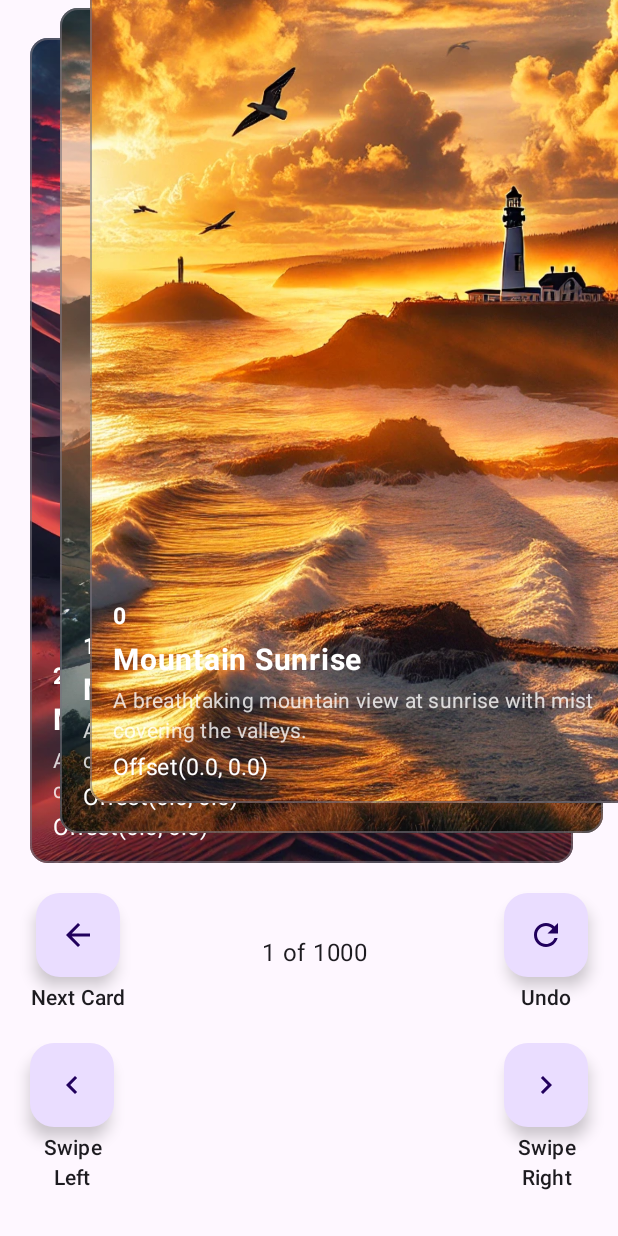
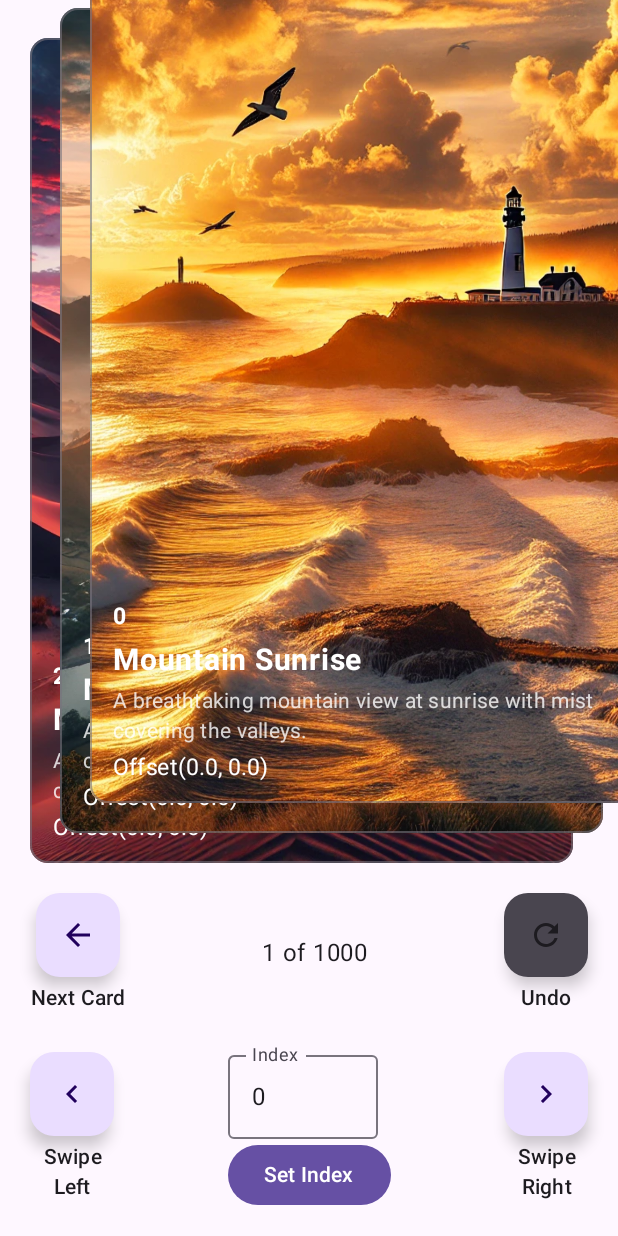
Before and after one commit to smartword-app/compose-swipeable-cards, an Android app built with Jetpack Compose: the screen it shows after launch (MainActivity), on a phone screen of 412 x 824 dp. Run offline under Robolectric (Android 15) with nearby library versions, the light colour scheme and no system bars; libraries missing offline, so code that uses them is left out: androidx.palette.graphics; 1 statement that could not run was skipped.

Commit message:
- Added functionality to set the current card index via an input field in the example app. - Updated the "Undo" button in the example to be disabled when there are no previous cards.

```diff
--- a/example/src/main/java/com/spartapps/swipeable/demo/cards_screen/CardsScreen.kt
+++ b/example/src/main/java/com/spartapps/swipeable/demo/cards_screen/CardsScreen.kt
@@ -8,16 +8,24 @@ import androidx.compose.foundation.layout.Spacer
 import androidx.compose.foundation.layout.fillMaxWidth
 import androidx.compose.foundation.layout.height
 import androidx.compose.foundation.layout.padding
+import androidx.compose.foundation.layout.width
 import androidx.compose.material.icons.Icons
 import androidx.compose.material.icons.automirrored.filled.ArrowBack
 import androidx.compose.material.icons.automirrored.filled.KeyboardArrowLeft
 import androidx.compose.material.icons.automirrored.filled.KeyboardArrowRight
 import androidx.compose.material.icons.outlined.Refresh
+import androidx.compose.material3.Button
 import androidx.compose.material3.FloatingActionButton
+import androidx.compose.material3.FloatingActionButtonDefaults
 import androidx.compose.material3.Icon
 import androidx.compose.material3.MaterialTheme
+import androidx.compose.material3.OutlinedTextField
 import androidx.compose.material3.Text
 import androidx.compose.runtime.Composable
+import androidx.compose.runtime.getValue
+import androidx.compose.runtime.mutableStateOf
+import androidx.compose.runtime.remember
+import androidx.compose.runtime.setValue
 import androidx.compose.ui.Alignment
 import androidx.compose.ui.Modifier
 import androidx.compose.ui.graphics.vector.ImageVector
@@ -38,6 +46,7 @@ fun ActionButton(
     onClick: () -> Unit,
     icon: ImageVector,
     text: String,
+    enabled: Boolean = true,
     contentDescription: String? = null
 ) {
     Column(
@@ -45,7 +54,12 @@ fun ActionButton(
         horizontalAlignment = Alignment.CenterHorizontally
     ) {
         FloatingActionButton(
-            onClick = onClick
+            onClick = onClick,
+            containerColor = if (enabled) {
+                FloatingActionButtonDefaults.containerColor
+            } else {
+                MaterialTheme.colorScheme.onSurfaceVariant
+            }
         ) {
             Icon(
                 imageVector = icon,
@@ -66,6 +80,8 @@ fun CardsScreen(
     data: List<CardData>,
     modifier: Modifier,
 ) {
+    var indexInput by remember { mutableStateOf(0.toString()) }
+
     val state = rememberSwipeableCardsState(
         itemCount = { data.size }
     )
@@ -110,7 +126,8 @@ fun CardsScreen(
             ActionButton(
                 onClick = { state.goBack() },
                 icon = Icons.Outlined.Refresh,
-                text = "Undo"
+                text = "Undo",
+                enabled = state.canSwipeBack.value,
             )
         }
         Spacer(modifier = Modifier.height(20.dp))
@@ -128,6 +145,24 @@ fun CardsScreen(
                 text = "Swipe\nLeft"
             )
 
+            Column {
+                OutlinedTextField(
+                    modifier = Modifier.width(100.dp),
+                    value = indexInput,
+                    onValueChange = { indexInput = it },
+                    label = { Text("Index") }
+                )
+                Button(
+                    onClick = {
+                        indexInput.toIntOrNull()?.let {
+                            state.setCurrentIndex(it)
+                        }
+                    }
+                ) {
+                    Text("Set Index")
+                }
+            }
+
             ActionButton(
                 onClick = { state.swipe(SwipeableCardDirection.Right) },
                 icon = Icons.AutoMirrored.Filled.KeyboardArrowRight,
```
